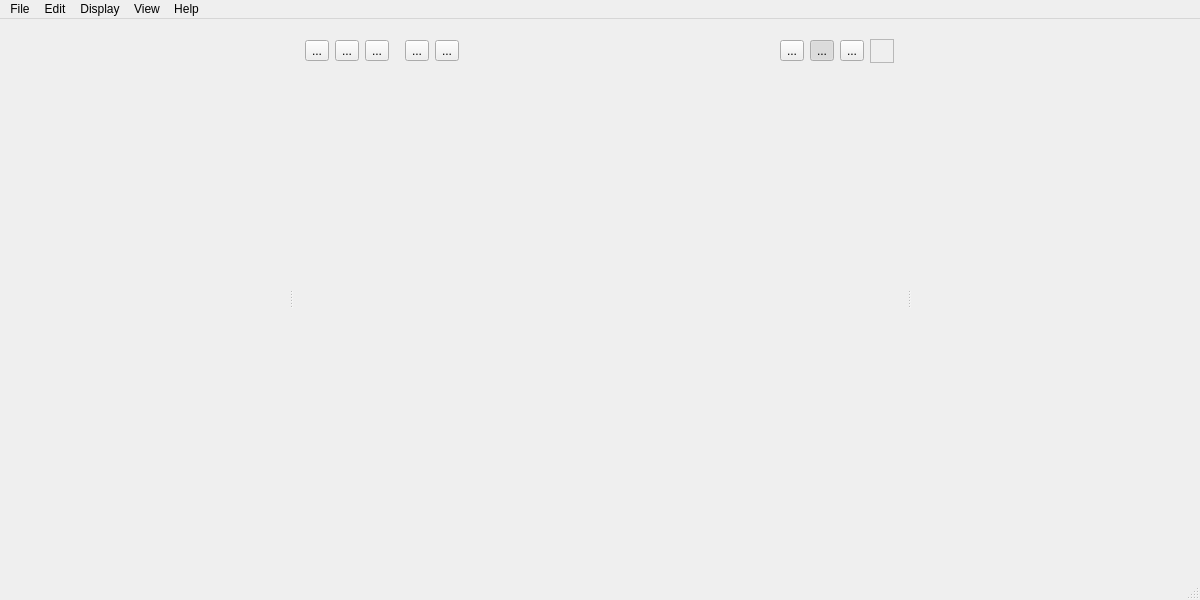
The window that sources/viewer.ui (mikaelsundell/stageviz) describes before a commit, drawn with Qt 5.
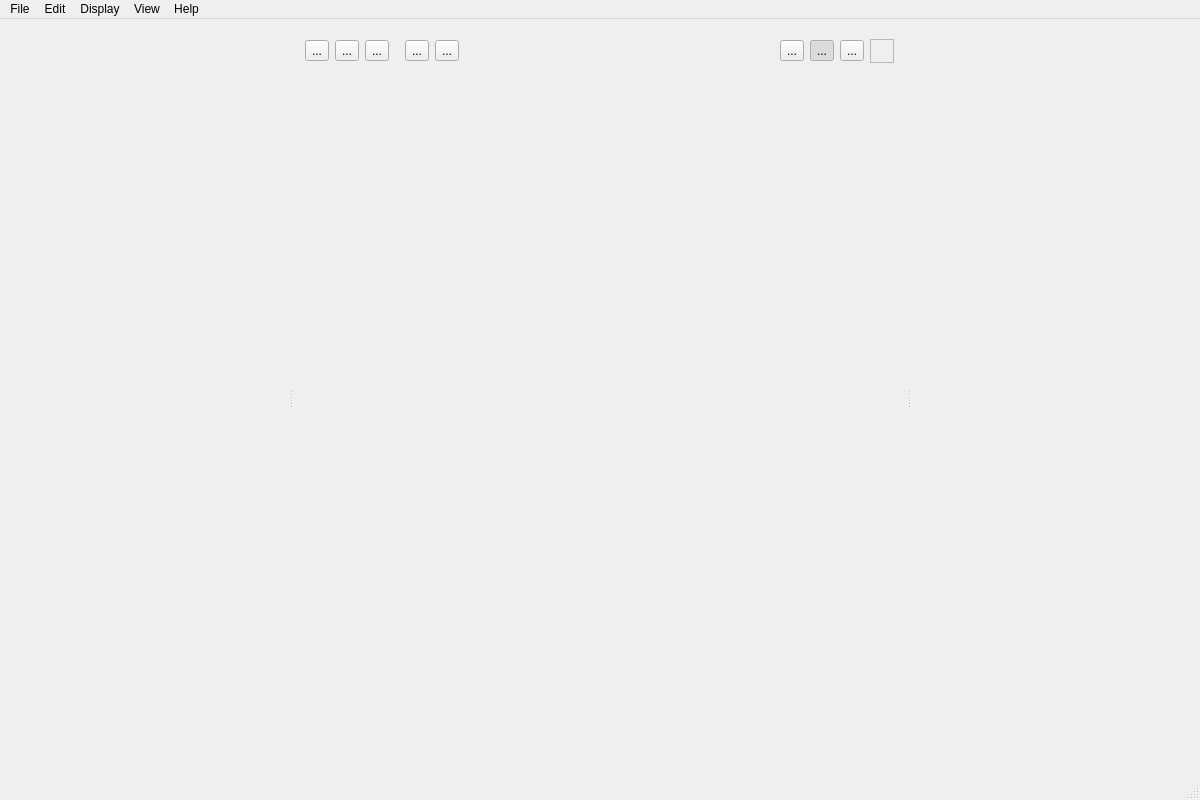
The same window after the commit. Custom widgets are drawn as their Qt base class.

What changed in the file:
```diff
--- a/sources/viewer.ui
+++ b/sources/viewer.ui
@@ -7,7 +7,7 @@
     <x>0</x>
     <y>0</y>
     <width>1200</width>
-    <height>600</height>
+    <height>800</height>
    </rect>
   </property>
   <property name="minimumSize">
```
Left out of the diff: 84 changed lines with no effect on the pictures.
